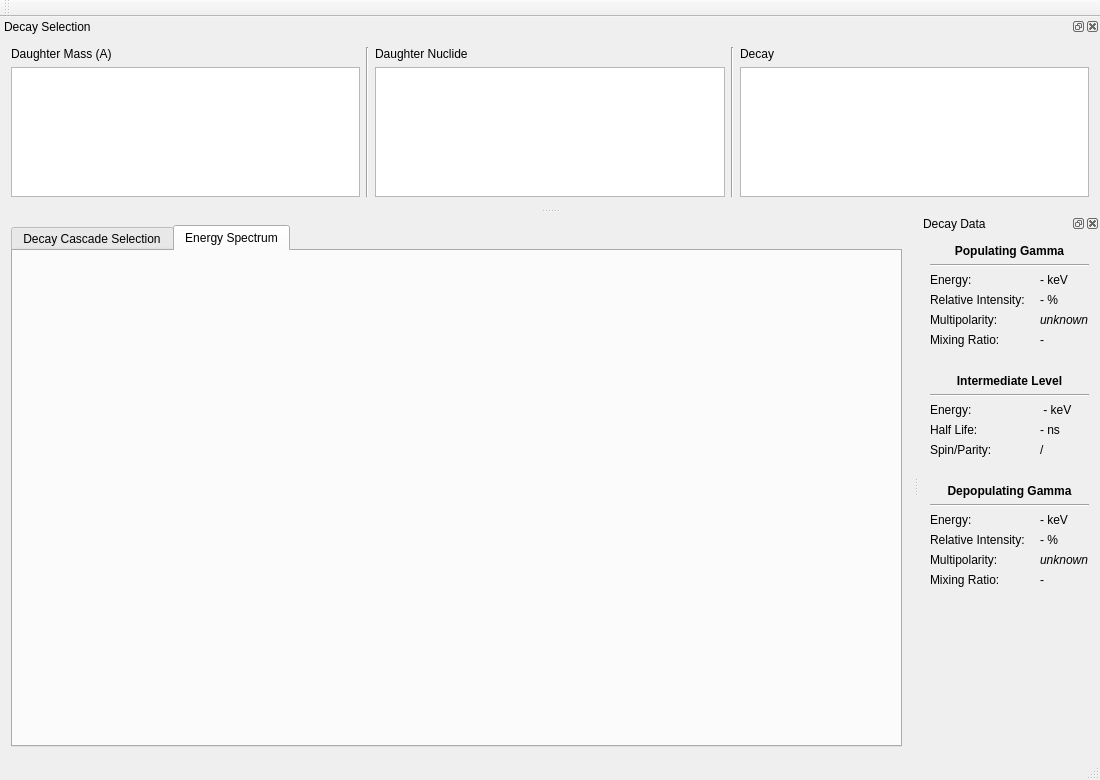
Before: the Qt Designer form spectrator/Spectrator.ui in ferdymercury/nuclei, drawn with Qt 5.
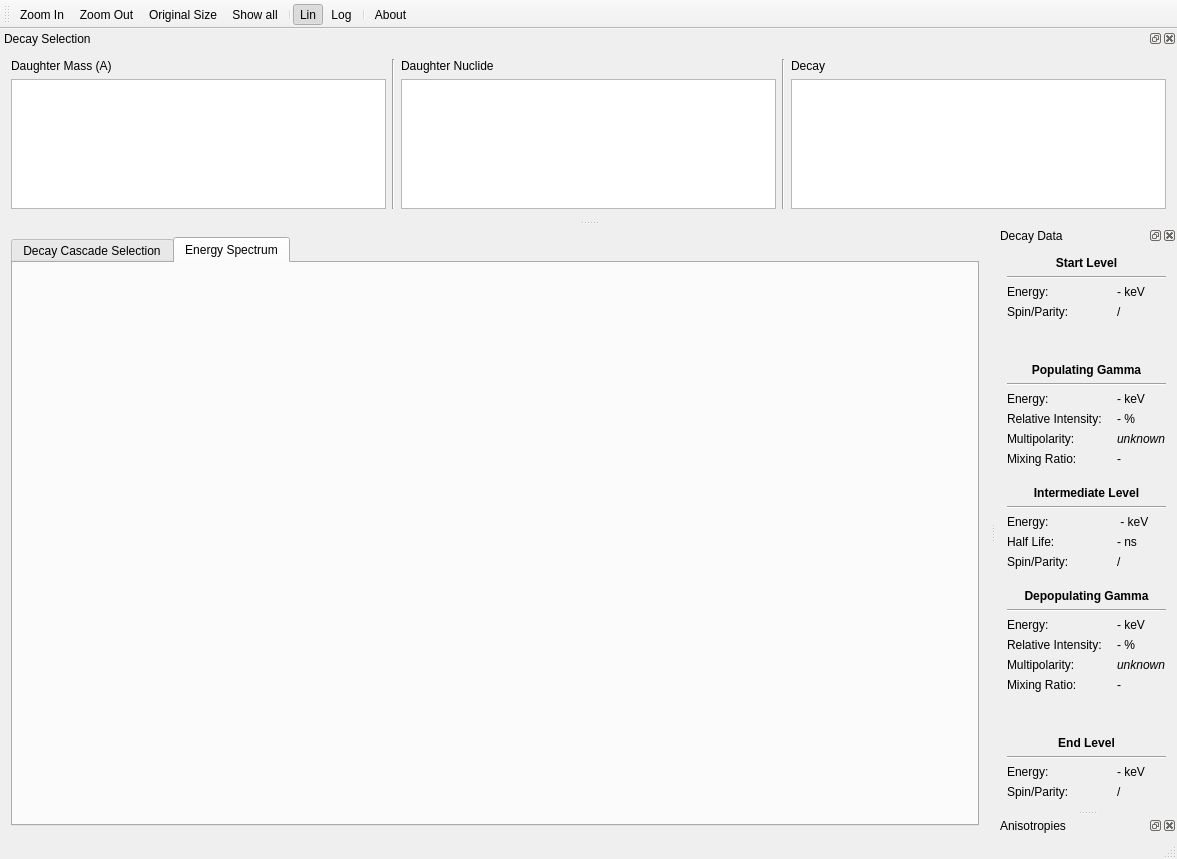
After: the same form once the commit is applied. The open tabs and pages were chosen to show the change. Icons and pictures are not drawn.

Commit message: Added parsing of multipolarity/delta information Fixed a bug concerning field sizes in ENSDF parsing Added more information to data field Added energy spectrum plot Added energy spectrum computation

```diff
--- a/spectrator/Spectrator.ui
+++ b/spectrator/Spectrator.ui
@@ -6,8 +6,8 @@
    <rect>
     <x>0</x>
     <y>0</y>
-    <width>1100</width>
-    <height>780</height>
+    <width>1177</width>
+    <height>859</height>
    </rect>
   </property>
   <property name="windowTitle">
@@ -34,6 +34,7 @@
        <attribute name="title">
         <string>Energy Spectrum</string>
        </attribute>
+       <layout class="QVBoxLayout" name="energySpectrumTabLayout"/>
       </widget>
      </widget>
     </item>
@@ -46,6 +47,15 @@
    <attribute name="toolBarBreak">
     <bool>false</bool>
    </attribute>
+   <addaction name="actionZoom_In"/>
+   <addaction name="actionZoom_Out"/>
+   <addaction name="actionOriginal_Size"/>
+   <addaction name="actionShow_all"/>
+   <addaction name="separator"/>
+   <addaction name="actionLinear"/>
+   <addaction name="actionLogarithmic"/>
+   <addaction name="separator"/>
+   <addaction name="actionAbout"/>
   </widget>
   <widget class="QStatusBar" name="statusBar"/>
   <widget class="QDockWidget" name="decayCascadeDock">
@@ -66,7 +76,21 @@
      <property name="horizontalSpacing">
       <number>15</number>
      </property>
-     <item row="0" column="0" colspan="2">
+     <item row="2" column="0">
+      <widget class="QLabel" name="startEnergyLabel">
+       <property name="text">
+        <string>Energy:</string>
+       </property>
+      </widget>
+     </item>
+     <item row="3" column="0">
+      <widget class="QLabel" name="startSpinLabel">
+       <property name="text">
+        <string>Spin/Parity:</string>
+       </property>
+      </widget>
+     </item>
+     <item row="5" column="0" colspan="2">
       <widget class="QLabel" name="popGammaLabel">
        <property name="font">
         <font>
@@ -82,70 +106,86 @@
        </property>
       </widget>
      </item>
-     <item row="2" column="0" colspan="2">
+     <item row="7" column="0" colspan="2">
       <widget class="Line" name="line_4">
        <property name="orientation">
         <enum>Qt::Horizontal</enum>
        </property>
       </widget>
      </item>
-     <item row="3" column="0">
+     <item row="8" column="0">
       <widget class="QLabel" name="popEnergyLabel">
        <property name="text">
         <string>Energy:</string>
        </property>
       </widget>
      </item>
-     <item row="3" column="1">
+     <item row="8" column="1">
       <widget class="QLabel" name="popEnergy">
        <property name="text">
         <string>- keV</string>
        </property>
       </widget>
      </item>
-     <item row="4" column="0">
+     <item row="9" column="0">
       <widget class="QLabel" name="popIntensityLabel">
        <property name="text">
         <string>Relative Intensity:</string>
        </property>
       </widget>
      </item>
-     <item row="4" column="1">
+     <item row="9" column="1">
       <widget class="QLabel" name="popIntensity">
        <property name="text">
         <string>- %</string>
        </property>
       </widget>
      </item>
-     <item row="5" column="0">
+     <item row="10" column="0">
       <widget class="QLabel" name="popMultipolarityLabel">
        <property name="text">
         <string>Multipolarity:</string>
        </property>
       </widget>
      </item>
-     <item row="5" column="1">
+     <item row="10" column="1">
       <widget class="QLabel" name="popMultipolarity">
        <property name="text">
         <string>&lt;i&gt;unknown&lt;/i&gt;</string>
        </property>
       </widget>
      </item>
-     <item row="6" column="0">
+     <item row="11" column="0">
       <widget class="QLabel" name="popMixingLabel">
        <property name="text">
         <string>Mixing Ratio:</string>
        </property>
       </widget>
      </item>
-     <item row="6" column="1">
+     <item row="11" column="1">
       <widget class="QLabel" name="popMixing">
        <property name="text">
         <string>-</string>
        </property>
       </widget>
      </item>
-     <item row="8" column="0" colspan="2">
+     <item row="12" column="0" colspan="2">
+      <spacer name="verticalSpacer">
+       <property name="orientation">
+        <enum>Qt::Vertical</enum>
+       </property>
+       <property name="sizeType">
+        <enum>QSizePolicy::Fixed</enum>
+       </property>
+       <property name="sizeHint" stdset="0">
+        <size>
+         <width>0</width>
+         <height>8</height>
+        </size>
+       </property>
+      </spacer>
+     </item>
+     <item row="13" column="0" colspan="2">
       <widget class="QLabel" name="intermedLevelLabel">
        <property name="font">
         <font>
@@ -161,166 +201,264 @@
        </property>
       </widget>
      </item>
-     <item row="9" column="0" colspan="2">
+     <item row="14" column="0" colspan="2">
       <widget class="Line" name="line_3">
        <property name="orientation">
         <enum>Qt::Horizontal</enum>
        </property>
       </widget>
      </item>
-     <item row="7" column="0" colspan="2">
-      <spacer name="verticalSpacer">
-       <property name="orientation">
-        <enum>Qt::Vertical</enum>
-       </property>
-       <property name="sizeType">
-        <enum>QSizePolicy::Fixed</enum>
-       </property>
-       <property name="sizeHint" stdset="0">
-        <size>
-         <width>0</width>
-         <height>15</height>
-        </size>
-       </property>
-      </spacer>
-     </item>
-     <item row="11" column="0">
-      <widget class="QLabel" name="intHalfLifeLabel">
-       <property name="text">
-        <string>Half Life:</string>
-       </property>
-      </widget>
-     </item>
-     <item row="12" column="0">
-      <widget class="QLabel" name="intSpinLabel">
-       <property name="text">
-        <string>Spin/Parity:</string>
-       </property>
-      </widget>
-     </item>
-     <item row="10" column="0">
+     <item row="15" column="0">
       <widget class="QLabel" name="intEnergyLabel">
        <property name="text">
         <string>Energy:</string>
        </property>
       </widget>
      </item>
-     <item row="14" column="0" colspan="2">
-      <widget class="QLabel" name="depopGammaLabel">
-       <property name="font">
-        <font>
-         <weight>75</weight>
-         <bold>true</bold>
-        </font>
-       </property>
-       <property name="text">
-        <string>Depopulating Gamma</string>
-       </property>
-       <property name="alignment">
-        <set>Qt::AlignCenter</set>
-       </property>
-      </widget>
-     </item>
-     <item row="13" column="0" colspan="2">
-      <spacer name="verticalSpacer_2">
-       <property name="orientation">
-        <enum>Qt::Vertical</enum>
-       </property>
-       <property name="sizeType">
-        <enum>QSizePolicy::Fixed</enum>
-       </property>
-       <property name="sizeHint" stdset="0">
-        <size>
-         <width>0</width>
-         <height>15</height>
-        </size>
-       </property>
-      </spacer>
-     </item>
-     <item row="15" column="0" colspan="2">
-      <widget class="Line" name="line_5">
-       <property name="orientation">
-        <enum>Qt::Horizontal</enum>
-       </property>
-      </widget>
-     </item>
-     <item row="16" column="0">
-      <widget class="QLabel" name="depopEnergyLabel">
-       <property name="text">
-        <string>Energy:</string>
-       </property>
-      </widget>
-     </item>
-     <item row="17" column="0">
-      <widget class="QLabel" name="depopIntensityLabel">
-       <property name="text">
-        <string>Relative Intensity:</string>
-       </property>
-      </widget>
-     </item>
-     <item row="18" column="0">
-      <widget class="QLabel" name="depopMultipolarityLabel">
-       <property name="text">
-        <string>Multipolarity:</string>
-       </property>
-      </widget>
-     </item>
-     <item row="19" column="0">
-      <widget class="QLabel" name="depopMixingLabel">
-       <property name="text">
-        <string>Mixing Ratio:</string>
-       </property>
-      </widget>
-     </item>
-     <item row="10" column="1">
+     <item row="15" column="1">
       <widget class="QLabel" name="intEnergy">
        <property name="text">
         <string> - keV</string>
        </property>
       </widget>
      </item>
-     <item row="11" column="1">
+     <item row="16" column="0">
+      <widget class="QLabel" name="intHalfLifeLabel">
+       <property name="text">
+        <string>Half Life:</string>
+       </property>
+      </widget>
+     </item>
+     <item row="16" column="1">
       <widget class="QLabel" name="intHalfLife">
        <property name="text">
         <string>- ns</string>
        </property>
       </widget>
      </item>
-     <item row="12" column="1">
+     <item row="17" column="1">
       <widget class="QLabel" name="intSpin">
        <property name="text">
         <string>/</string>
        </property>
       </widget>
      </item>
-     <item row="16" column="1">
+     <item row="18" column="0" colspan="2">
+      <spacer name="verticalSpacer_2">
+       <property name="orientation">
+        <enum>Qt::Vertical</enum>
+       </property>
+       <property name="sizeType">
+        <enum>QSizePolicy::Fixed</enum>
+       </property>
+       <property name="sizeHint" stdset="0">
+        <size>
+         <width>0</width>
+         <height>8</height>
+        </size>
+       </property>
+      </spacer>
+     </item>
+     <item row="19" column="0" colspan="2">
+      <widget class="QLabel" name="depopGammaLabel">
+       <property name="font">
+        <font>
+         <weight>75</weight>
+         <bold>true</bold>
+        </font>
+       </property>
+       <property name="text">
+        <string>Depopulating Gamma</string>
+       </property>
+       <property name="alignment">
+        <set>Qt::AlignCenter</set>
+       </property>
+      </widget>
+     </item>
+     <item row="20" column="0" colspan="2">
+      <widget class="Line" name="line_5">
+       <property name="orientation">
+        <enum>Qt::Horizontal</enum>
+       </property>
+      </widget>
+     </item>
+     <item row="21" column="0">
+      <widget class="QLabel" name="depopEnergyLabel">
+       <property name="text">
+        <string>Energy:</string>
+       </property>
+      </widget>
+     </item>
+     <item row="21" column="1">
       <widget class="QLabel" name="depopEnergy">
        <property name="text">
         <string>- keV</string>
        </property>
       </widget>
      </item>
-     <item row="17" column="1">
+     <item row="22" column="0">
+      <widget class="QLabel" name="depopIntensityLabel">
+       <property name="text">
+        <string>Relative Intensity:</string>
+       </property>
+      </widget>
+     </item>
+     <item row="22" column="1">
       <widget class="QLabel" name="depopIntensity">
        <property name="text">
         <string>- %</string>
        </property>
       </widget>
      </item>
-     <item row="18" column="1">
+     <item row="23" column="0">
+      <widget class="QLabel" name="depopMultipolarityLabel">
+       <property name="text">
+        <string>Multipolarity:</string>
+       </property>
+      </widget>
+     </item>
+     <item row="23" column="1">
       <widget class="QLabel" name="depopMultipolarity">
        <property name="text">
         <string>&lt;i&gt;unknown&lt;/i&gt;</string>
        </property>
       </widget>
      </item>
-     <item row="19" column="1">
+     <item row="25" column="1">
       <widget class="QLabel" name="depopMixing">
        <property name="text">
         <string>-</string>
        </property>
       </widget>
      </item>
+     <item row="1" column="0" colspan="2">
+      <widget class="Line" name="line_6">
+       <property name="orientation">
+        <enum>Qt::Horizontal</enum>
+       </property>
+      </widget>
+     </item>
+     <item row="0" column="0" colspan="2">
+      <widget class="QLabel" name="startLevelLabel">
+       <property name="font">
+        <font>
+         <weight>75</weight>
+         <bold>true</bold>
+        </font>
+       </property>
+       <property name="text">
+        <string>Start Level</string>
+       </property>
+       <property name="alignment">
+        <set>Qt::AlignCenter</set>
+       </property>
+      </widget>
+     </item>
+     <item row="4" column="0" colspan="2">
+      <spacer name="verticalSpacer_3">
+       <property name="orientation">
+        <enum>Qt::Vertical</enum>
+       </property>
+       <property name="sizeHint" stdset="0">
+        <size>
+         <width>0</width>
+         <height>8</height>
+        </size>
+       </property>
+      </spacer>
+     </item>
+     <item row="27" column="0" colspan="2">
+      <widget class="QLabel" name="endLevelLabel">
+       <property name="font">
+        <font>
+         <weight>75</weight>
+         <bold>true</bold>
+        </font>
+       </property>
+       <property name="text">
+        <string>End Level</string>
+       </property>
+       <property name="alignment">
+        <set>Qt::AlignCenter</set>
+       </property>
+      </widget>
+     </item>
+     <item row="26" column="0" colspan="2">
+      <spacer name="verticalSpacer_4">
+       <property name="orientation">
+        <enum>Qt::Vertical</enum>
+       </property>
+       <property name="sizeHint" stdset="0">
+        <size>
+         <width>0</width>
+         <height>8</height>
+        </size>
+       </property>
+      </spacer>
+     </item>
+     <item row="28" column="0" colspan="2">
+      <widget class="Line" name="line_7">
+       <property name="orientation">
+        <enum>Qt::Horizontal</enum>
+       </property>
+      </widget>
+     </item>
+     <item row="29" column="0">
+      <widget class="QLabel" name="endEnergyLabel">
+       <property name="text">
+        <string>Energy:</string>
+       </property>
+      </widget>
+     </item>
+     <item row="30" column="0">
+      <widget class="QLabel" name="endSpinLabel">
+       <property name="text">
+        <string>Spin/Parity:</string>
+       </property>
+      </widget>
+     </item>
+     <item row="29" column="1">
+      <widget class="QLabel" name="endEnergy">
+       <property name="text">
+        <string>- keV</string>
+       </property>
+      </widget>
+     </item>
+     <item row="30" column="1">
+      <widget class="QLabel" name="endSpin">
+       <property name="text">
+        <string>/</string>
+       </property>
+      </widget>
+     </item>
+     <item row="2" column="1">
+      <widget class="QLabel" name="startEnergy">
+       <property name="text">
+        <string>- keV</string>
+       </property>
+      </widget>
+     </item>
+     <item row="3" column="1">
+      <widget class="QLabel" name="startSpin">
+       <property name="text">
+        <string>/</string>
+       </property>
+      </widget>
+     </item>
+     <item row="17" column="0">
+      <widget class="QLabel" name="intSpinLabel">
+       <property name="text">
+        <string>Spin/Parity:</string>
+       </property>
+      </widget>
+     </item>
+     <item row="25" column="0">
+      <widget class="QLabel" name="depopMixingLabel">
+       <property name="text">
+        <string>Mixing Ratio:</string>
+       </property>
+      </widget>
+     </item>
     </layout>
    </widget>
   </widget>
@@ -434,6 +572,112 @@
     </layout>
    </widget>
   </widget>
+  <widget class="QDockWidget" name="anisotropyDock">
+   <property name="allowedAreas">
+    <set>Qt::LeftDockWidgetArea|Qt::RightDockWidgetArea</set>
+   </property>
+   <property name="windowTitle">
+    <string>Anisotropies</string>
+   </property>
+   <attribute name="dockWidgetArea">
+    <number>2</number>
+   </attribute>
+   <widget class="QWidget" name="dockWidgetContents_3"/>
+  </widget>
+  <action name="actionZoom_In">
+   <property name="icon">
+    <iconset resource="spectrator.qrc">
+     <normaloff>:/zoom-in.png</normaloff>:/zoom-in.png</iconset>
+   </property>
+   <property name="text">
+    <string>Zoom In</string>
+   </property>
+   <property name="toolTip">
+    <string>Zoom In</string>
+   </property>
+   <property name="shortcut">
+    <string>Ctrl++</string>
+   </property>
+  </action>
+  <action name="actionZoom_Out">
+   <property name="icon">
+    <iconset resource="spectrator.qrc">
+     <normaloff>:/zoom-out.png</normaloff>:/zoom-out.png</iconset>
+   </property>
+   <property name="text">
+    <string>Zoom Out</string>
+   </property>
+   <property name="toolTip">
+    <string>Zoom Out</string>
+   </property>
+   <property name="shortcut">
+    <string>Ctrl+-</string>
+   </property>
+  </action>
+  <action name="actionShow_all">
+   <property name="icon">
+    <iconset resource="spectrator.qrc">
+     <normaloff>:/zoom-fit-best.png</normaloff>:/zoom-fit-best.png</iconset>
+   </property>
+   <property name="text">
+    <string>Show all</string>
+   </property>
+   <property name="toolTip">
+    <string>Show all</string>
+   </property>
+  </action>
+  <action name="actionOriginal_Size">
+   <property name="icon">
+    <iconset resource="spectrator.qrc">
+     <normaloff>:/zoom-original.png</normaloff>:/zoom-original.png</iconset>
+   </property>
+   <property name="text">
+    <string>Original Size</string>
+   </property>
+   <property name="toolTip">
+    <string>Zoom to Original Size</string>
+   </property>
+  </action>
+  <action name="actionAbout">
+   <property name="icon">
+    <iconset resource="spectrator.qrc">
+     <normaloff>:/help-about.png</normaloff>:/help-about.png</iconset>
+   </property>
+   <property name="text">
+    <string>About</string>
+   </property>
+   <property name="toolTip">
+    <string>About Spectrator</string>
+   </property>
+   <property name="shortcut">
+    <string>Ctrl+I</string>
+   </property>
+  </action>
+  <action name="actionLinear">
+   <property name="checkable">
+    <bool>true</bool>
+   </property>
+   <property name="checked">
+    <bool>true</bool>
+   </property>
+   <property name="text">
+    <string>Lin</string>
+   </property>
+   <property name="toolTip">
+    <string>Linear Y-Axis Scaling</string>
+   </property>
+  </action>
+  <action name="actionLogarithmic">
+   <property name="checkable">
+    <bool>true</bool>
+   </property>
+   <property name="text">
+    <string>Log</string>
+   </property>
+   <property name="toolTip">
+    <string>Logarithmic Y-Axis Scaling</string>
+   </property>
+  </action>
  </widget>
  <layoutdefault spacing="6" margin="11"/>
  <resources/>
```
Left out of the diff: 13 changed lines with no effect on the pictures. The commit also changes 13 other files.
